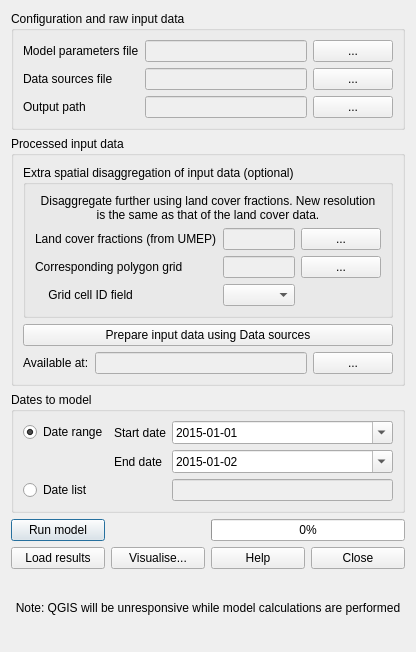
Above: LucyQF/LQF_dialog_base.ui from UMEP-dev/UMEP before the change. Below: the same form after it.
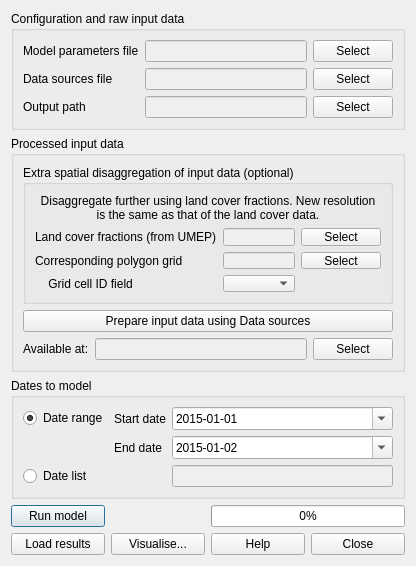
That is the form after the change.

What changed in the file:
```diff
--- a/LucyQF/LQF_dialog_base.ui
+++ b/LucyQF/LQF_dialog_base.ui
@@ -7,7 +7,7 @@
     <x>0</x>
     <y>0</y>
     <width>388</width>
-    <height>652</height>
+    <height>562</height>
    </rect>
   </property>
   <property name="windowTitle">
@@ -79,19 +79,6 @@
      </item>
     </layout>
    </item>
-   <item row="4" column="0">
-    <widget class="QLabel" name="lblNotice">
-     <property name="text">
-      <string>Note: QGIS will be unresponsive while model calculations are performed</string>
-     </property>
-     <property name="alignment">
-      <set>Qt::AlignCenter</set>
-     </property>
-     <property name="wordWrap">
-      <bool>true</bool>
-     </property>
-    </widget>
-   </item>
    <item row="0" column="0">
     <widget class="QGroupBox" name="groupBox_4">
      <property name="title">
@@ -121,7 +108,7 @@
          <string>Choose LQF model parameters (configuration) file</string>
         </property>
         <property name="text">
-         <string>...</string>
+         <string>Select</string>
         </property>
        </widget>
       </item>
@@ -148,7 +135,7 @@
          <string>Choose LQF data sources file</string>
         </property>
         <property name="text">
-         <string>...</string>
+         <string>Select</string>
         </property>
        </widget>
       </item>
@@ -175,7 +162,7 @@
          <string>Choose directory into which model outputs will be saved</string>
         </property>
         <property name="text">
-         <string>...</string>
+         <string>Select</string>
         </property>
        </widget>
       </item>
@@ -383,7 +370,7 @@
               <string>Choose polygon grid (ESRI shapefile) corresponding to land covers</string>
              </property>
              <property name="text">
-              <string>...</string>
+              <string>Select</string>
              </property>
             </widget>
            </item>
@@ -393,7 +380,7 @@
               <string>Choose land cover fractions file</string>
              </property>
              <property name="text">
-              <string>...</string>
+              <string>Select</string>
              </property>
             </widget>
            </item>
@@ -458,7 +445,7 @@
            <string>Browse for processed input data that is already available</string>
           </property>
           <property name="text">
-           <string>...</string>
+           <string>Select</string>
           </property>
          </widget>
         </item>
```
